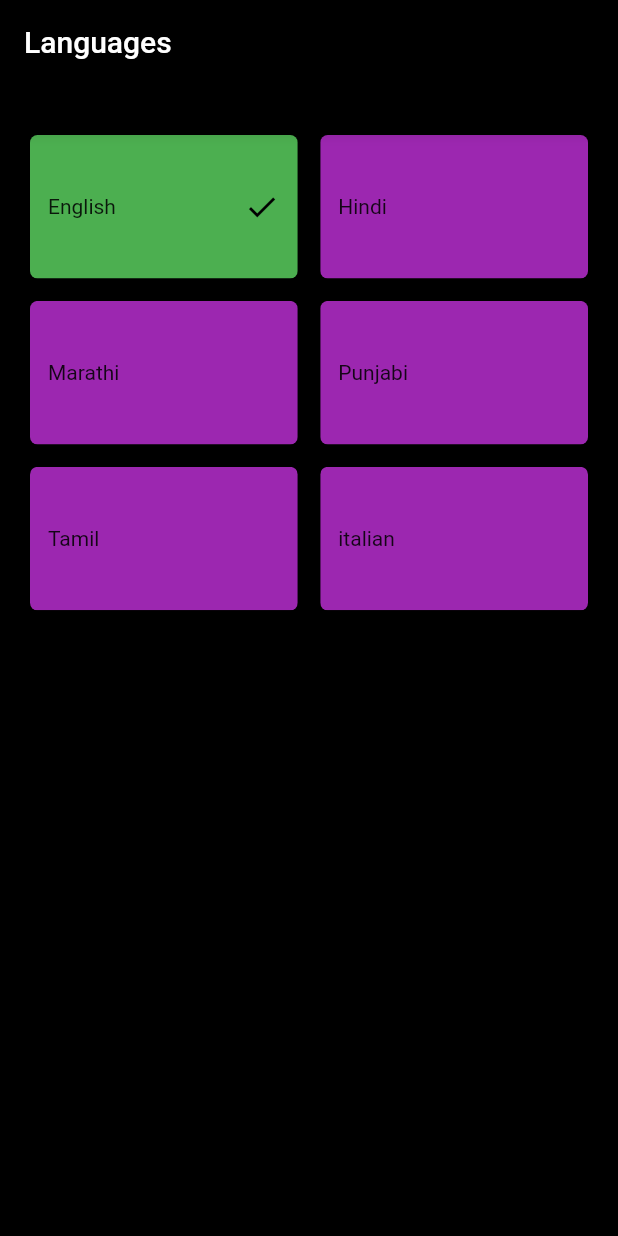
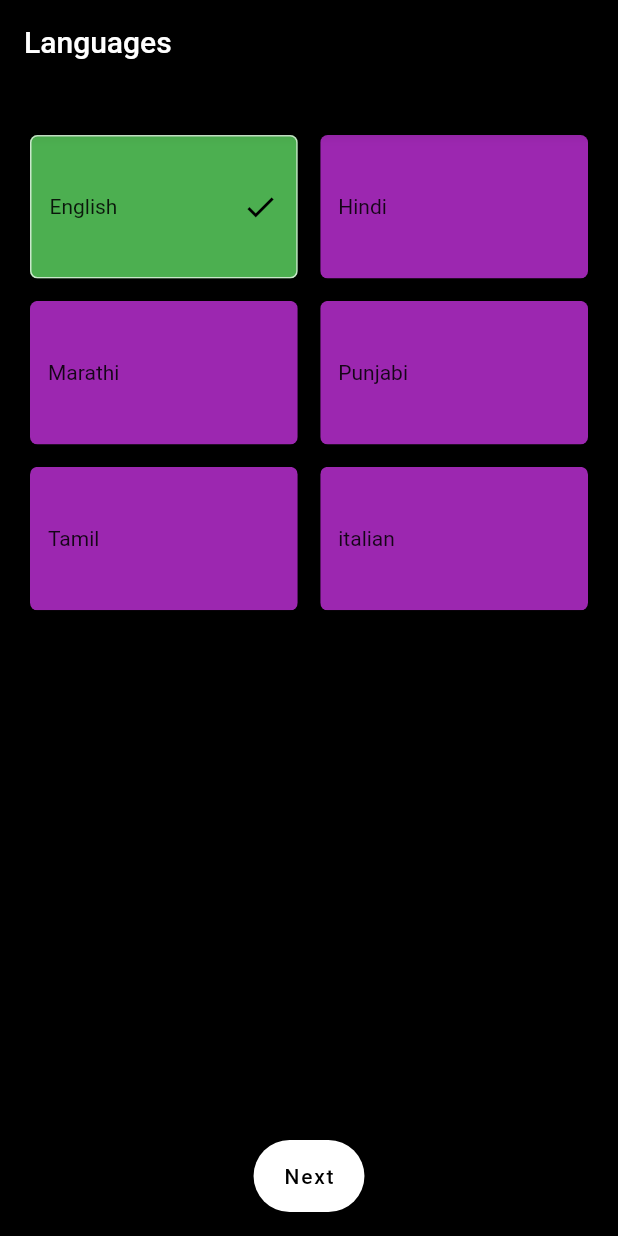
Before and after one commit to mithson/resonance, a Flutter app: the screen it shows after launch, after a tap on "English", on a phone screen of 412 x 824 dp. Run offline on Flutter 3.47's test engine with Material 2 defaults, Android fonts, the phone set to English and light mode, and no system bars; network calls fail.

Commit message:
language screen done

```diff
--- a/lib/screens/lang.dart
+++ b/lib/screens/lang.dart
@@ -1,4 +1,5 @@
 import 'package:flutter/material.dart';
+import 'package:resonance/screens/artists.dart';
 
 class LangScreen extends StatefulWidget {
   const LangScreen({Key? key}) : super(key: key);
@@ -22,6 +23,23 @@ class _LangScreenState extends State<LangScreen> {
                     'Languages',
                   ))),
           backgroundColor: Colors.black,
+          floatingActionButtonLocation:
+              FloatingActionButtonLocation.centerFloat,
+          floatingActionButton: !selectedList.isEmpty
+              ? FloatingActionButton.extended(
+                  backgroundColor: Colors.white,
+                  onPressed: () {
+                    Navigator.push(
+                        context,
+                        MaterialPageRoute(
+                            builder: (context) => ArtistsScreen()));
+                  },
+                  label: Text(
+                    'Next',
+                    style: TextStyle(color: Colors.black),
+                  ),
+                )
+              : null,
           body: Padding(
             padding: EdgeInsets.only(left: 20, top: 10, right: 20, bottom: 90),
             child: GridView.builder(
@@ -48,7 +66,13 @@ class _LangScreenState extends State<LangScreen> {
                     child: Container(
                       height: 180,
                       decoration: BoxDecoration(
+                        border: selectedList.contains(title[index])
+                            ? Border.all(
+                                color: Colors.white70,
+                              )
+                            : null,
                         // image: DecorationImage(
+                        //   scale: 0.5,
                         //   image: AssetImage(image[index]),
                         // ),
                         color: selectedList.contains(title[index])
```
Also changed, not shown: lib/screens/artists.dart (+11 -0 lines).
